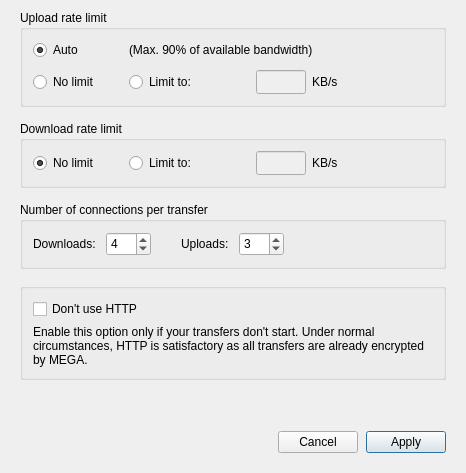
This is src/MEGASync/gui/win/BandwidthSettings.ui in meganz/MEGAsync as Qt 5 draws it before an edit. The edited form follows.
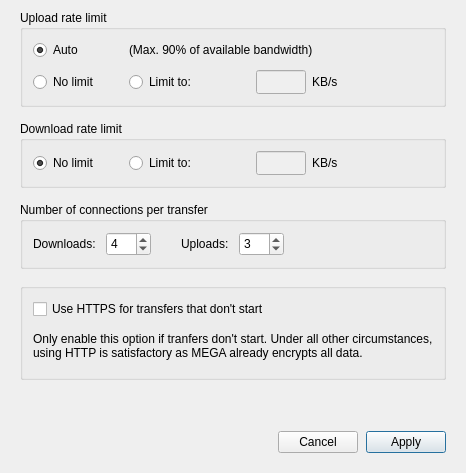
This is the edited form.

Commit message: SNC-2574 Fixed strings in UI

Diff of the .ui file:
```diff
--- a/src/MEGASync/gui/win/BandwidthSettings.ui
+++ b/src/MEGASync/gui/win/BandwidthSettings.ui
@@ -552,7 +552,7 @@
       <item>
        <widget class="QCheckBox" name="cbUseHttps">
         <property name="text">
-         <string>Don't use HTTP</string>
+         <string>Use HTTPS for transfers that don't start</string>
         </property>
        </widget>
       </item>
@@ -565,7 +565,7 @@
          </sizepolicy>
         </property>
         <property name="text">
-         <string>Enable this option only if your transfers don't start. Under normal circumstances, HTTP is satisfactory as all transfers are already encrypted by MEGA.</string>
+         <string>Only enable this option if tranfers don't start. Under all other circumstances, using HTTP is satisfactory as MEGA already encrypts all data.</string>
         </property>
         <property name="wordWrap">
          <bool>true</bool>
```
The commit also changes 3 other files.
